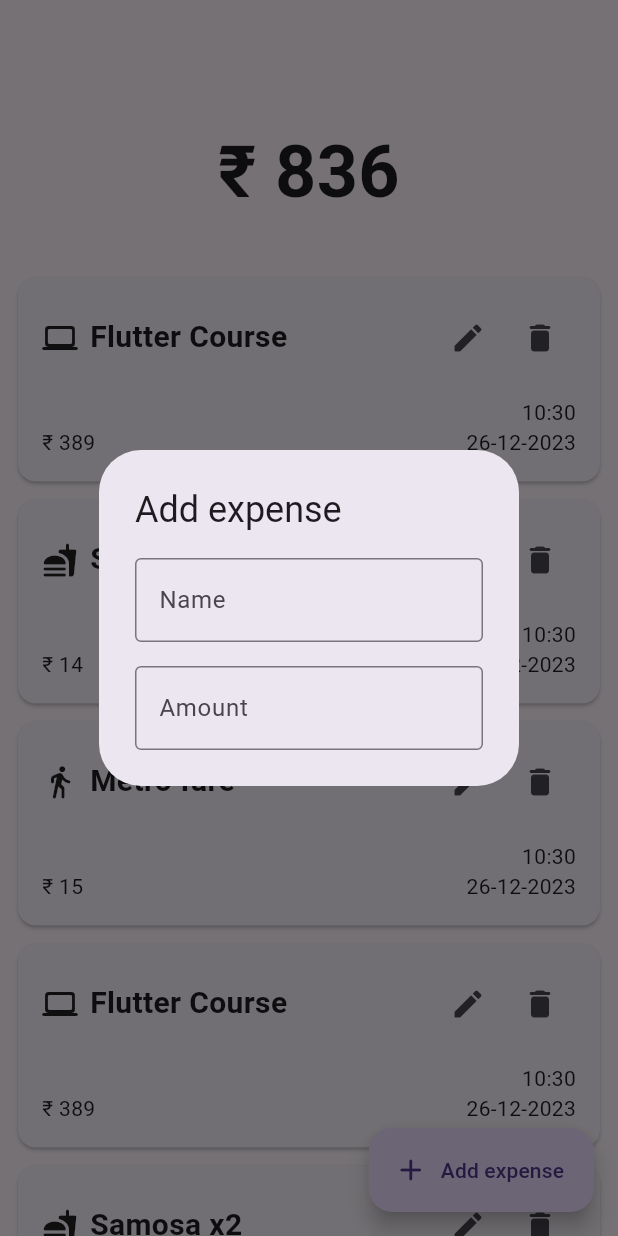
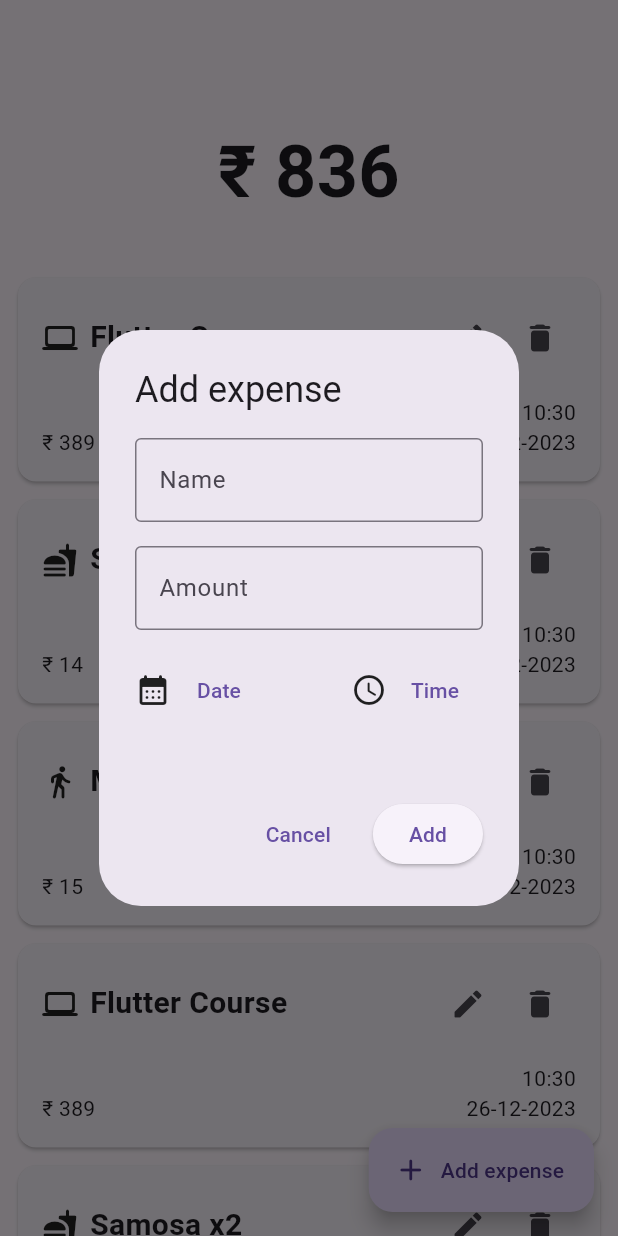
Before and after one commit to kmr-srbh/spend-smart, a Flutter app: the screen it shows after launch, after a tap on "Add expense", on a phone screen of 412 x 824 dp. Run offline on Flutter 3.47's test engine with Material 3 defaults, Android fonts, the phone set to English and light mode, and no system bars; drawn by our look-alikes of dynamic_color.

Commit message:
Added Date and Time input fields

```diff
--- a/lib/widgets/expense.dart
+++ b/lib/widgets/expense.dart
@@ -54,11 +54,11 @@ class Expense extends StatelessWidget {
                     mainAxisAlignment: MainAxisAlignment.end,
                     children: [
                       IconButton(
-                        onPressed: () {}, // TODO: Add edit function
+                        onPressed: () {}, // TODO: Add functionality to edit expenses
                         icon: const Icon(Icons.edit_rounded),
                       ),
                       IconButton(
-                        onPressed: () {}, // TODO: Add delete functiona
+                        onPressed: () {}, // TODO: Add functionality to delete expenses
                         icon: const Icon(Icons.delete_rounded),
                       )
                     ],
--- a/lib/widgets/home.dart
+++ b/lib/widgets/home.dart
@@ -67,23 +67,58 @@ class _Home extends State<Home> {
   void _showInputDialog() {
     showDialog(
       context: context,
-      builder: (dialogContext) => const AlertDialog(
-        title: Text('Add expense'),
+      builder: (dialogContext) => AlertDialog(
+        title: const Text('Add expense'),
         content: Column(
           mainAxisSize: MainAxisSize.min,
           children: [
-            TextField(
+            const TextField(
               decoration: InputDecoration(
-                  border: OutlineInputBorder(),
-                  labelText: 'Name',
-                  errorText: null),
+                border: OutlineInputBorder(),
+                labelText: 'Name',
+                errorText: null,
+              ),
             ),
-            SizedBox(height: 16),
-            TextField(
+            const SizedBox(height: 16),
+            const TextField(
               decoration: InputDecoration(
-                  border: OutlineInputBorder(),
-                  labelText: 'Amount',
-                  errorText: null),
+                border: OutlineInputBorder(),
+                labelText: 'Amount',
+                errorText: null,
+              ),
+            ),
+            const SizedBox(height: 16),
+            Row(
+              children: [
+                const Icon(Icons.calendar_month_rounded),
+                TextButton(
+                  onPressed: () {},
+                  child: const Text('Date'),
+                ),
+                const Spacer(),
+                const Icon(Icons.access_time_rounded),
+                TextButton(
+                  onPressed: () {},
+                  child: const Text('Time'),
+                ),
+              ],
+            ),
+            const SizedBox(height: 48),
+            Row(
+              mainAxisAlignment: MainAxisAlignment.end,
+              children: [
+                TextButton(
+                  onPressed: () {
+                    Navigator.pop(context);
+                  },
+                  child: const Text('Cancel'),
+                ),
+                const SizedBox(width: 16),
+                ElevatedButton(
+                  onPressed: () {}, // TODO: Add functionality to add expenses
+                  child: const Text('Add'),
+                )
+              ],
             )
           ],
         ),
```
